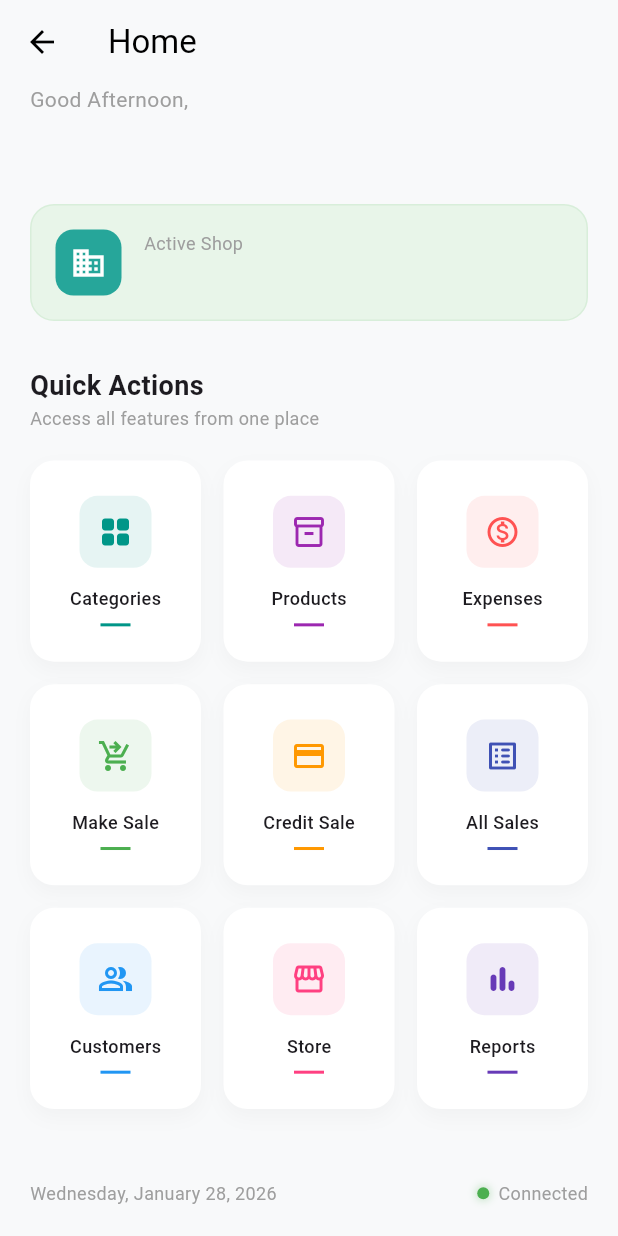
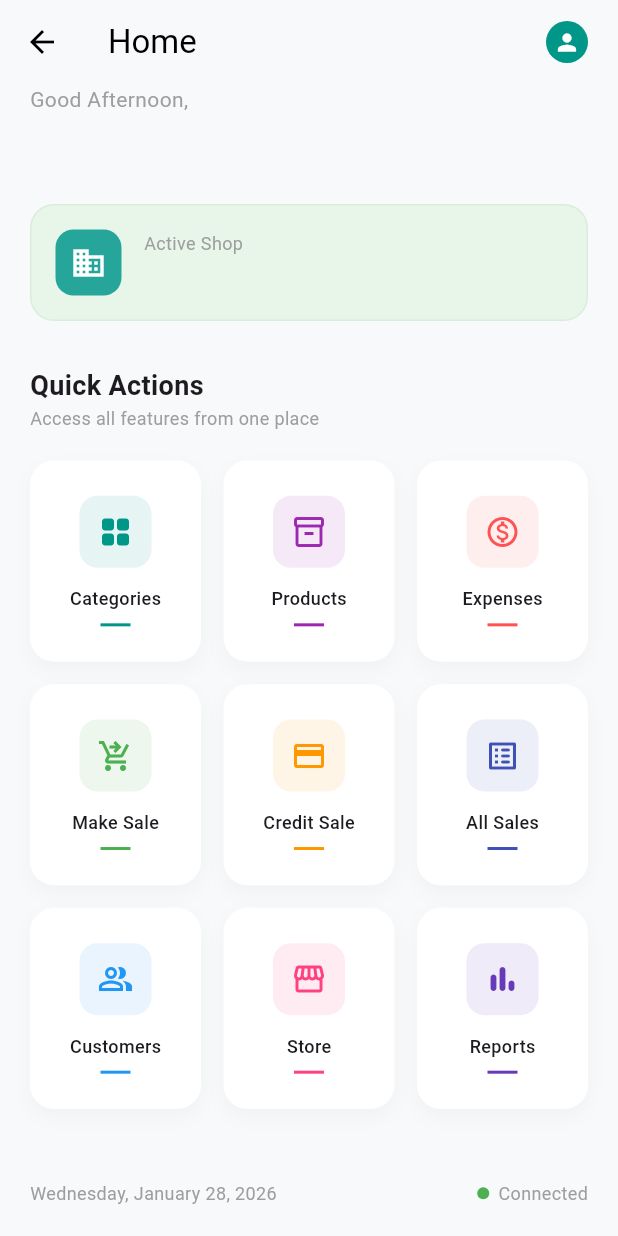
Before and after one commit to M-oses340/flutter_bloc_1, a Flutter app: the ShopDashboardScreen screen opened directly with empty values, on a phone screen of 412 x 824 dp. Run offline on Flutter 3.47's test engine with Material 3 defaults, Android fonts, the phone set to English and light mode, and no system bars; our stand-ins replace connectivity_plus, equatable, flutter_bloc, flutter_dotenv, flutter_secure_storage, shared_preferences; accounts and stored records are empty; network calls fail.

Commit message:
categories

```diff
--- a/lib/core/constants/api_constants.dart
+++ b/lib/core/constants/api_constants.dart
@@ -1,8 +1,7 @@
 import 'package:flutter_dotenv/flutter_dotenv.dart';
 
 class ApiConstants {
-  static String get baseUrl => dotenv.get('BASE_URL', fallback: 'http://localhost');
-  static String get loginEndpoint => "$baseUrl/auth/login/";
-  static String get shopsEndpoint => dotenv.get('SHOPS_URL', fallback: '');
+  static String baseUrl = "http://13.51.196.227";
+
   static String get apiKey => dotenv.get('API_KEY', fallback: '');
 }
--- /dev/null
+++ b/lib/features/categories/bloc/category_event.dart
@@ -0,0 +1,6 @@
+abstract class CategoryEvent {}
+
+class GetCategories extends CategoryEvent {
+  final int shopId;
+  GetCategories(this.shopId);
+}
--- a/lib/features/shops/presentation/screens/shop_dashboard_screen.dart
+++ b/lib/features/shops/presentation/screens/shop_dashboard_screen.dart
@@ -1,12 +1,11 @@
 import 'package:flutter/material.dart';
 import '../../../../core/utils/date_fomatter.dart';
 import '../../../../core/services/connectivity_service.dart';
+import '../../../categories/presentation/screens/categories_screen.dart';
 import '../../data/models/shop_model.dart';
 
 class ShopDashboardScreen extends StatelessWidget {
   final Shop shop;
-
-  // Initialize the service
   final ConnectivityService _connectivityService = ConnectivityService();
 
   ShopDashboardScreen({super.key, required this.shop});
@@ -20,6 +19,17 @@ class ShopDashboardScreen extends StatelessWidget {
         elevation: 0,
         iconTheme: const IconThemeData(color: Colors.black),
         title: const Text("Home", style: TextStyle(color: Colors.black)),
+        actions: [
+          IconButton(
+            onPressed: () {},
+            icon: const CircleAvatar(
+              radius: 14,
+              backgroundColor: Colors.teal,
+              child: Icon(Icons.person, size: 18, color: Colors.white),
+            ),
+          ),
+          const SizedBox(width: 10),
+        ],
       ),
       body: CustomScrollView(
         slivers: [
@@ -38,7 +48,7 @@ class ShopDashboardScreen extends StatelessWidget {
                 const Text("Quick Actions", style: TextStyle(fontSize: 18, fontWeight: FontWeight.bold)),
                 const Text("Access all features from one place", style: TextStyle(color: Colors.grey, fontSize: 12)),
                 const SizedBox(height: 20),
-                _buildGridActions(),
+                _buildGridActions(context),
               ]),
             ),
           ),
@@ -59,9 +69,22 @@ class ShopDashboardScreen extends StatelessWidget {
     );
   }
 
-  Widget _buildGridActions() {
+  Widget _buildGridActions(BuildContext context) {
     final actions = [
-      _ActionItem(Icons.grid_view_rounded, "Categories", Colors.teal),
+      _ActionItem(
+        Icons.grid_view_rounded,
+        "Categories",
+        Colors.teal,
+        onTap: () {
+          // shop.id is already an int, so just pass it!
+          Navigator.push(
+            context,
+            MaterialPageRoute(
+              builder: (context) => CategoriesScreen(shopId: shop.id),
+            ),
+          );
+        },
+      ),
       _ActionItem(Icons.inventory_2_outlined, "Products", Colors.purple),
       _ActionItem(Icons.monetization_on_outlined, "Expenses", Colors.redAccent),
       _ActionItem(Icons.shopping_cart_checkout, "Make Sale", Colors.green),
@@ -84,7 +107,11 @@ class ShopDashboardScreen extends StatelessWidget {
       itemCount: actions.length,
       itemBuilder: (context, index) {
         final item = actions[index];
-        return _buildActionCard(item.icon, item.title, item.color);
+        return InkWell(
+          onTap: item.onTap,
+          borderRadius: BorderRadius.circular(16),
+          child: _buildActionCard(item.icon, item.title, item.color),
+        );
       },
     );
   }
@@ -175,37 +202,20 @@ class ShopDashboardScreen extends StatelessWidget {
       mainAxisAlignment: MainAxisAlignment.spaceBetween,
       children: [
         Text(date, style: const TextStyle(color: Colors.grey, fontSize: 12)),
-
-        // REAULT-TIME CONNECTION STATUS
         StreamBuilder<NetworkStatus>(
           stream: _connectivityService.connectivityStream,
           initialData: NetworkStatus.online,
           builder: (context, snapshot) {
             final isOnline = snapshot.data == NetworkStatus.online;
             final statusColor = isOnline ? Colors.green : Colors.red;
-
             return Row(
               children: [
                 Container(
-                  width: 8,
-                  height: 8,
-                  decoration: BoxDecoration(
-                    color: statusColor,
-                    shape: BoxShape.circle,
-                    boxShadow: [
-                      BoxShadow(
-                        color: statusColor.withValues(alpha: 0.3),
-                        blurRadius: 4,
-                        spreadRadius: 1,
-                      )
-                    ],
-                  ),
+                  width: 8, height: 8,
+                  decoration: BoxDecoration(color: statusColor, shape: BoxShape.circle),
                 ),
                 const SizedBox(width: 6),
-                Text(
-                  isOnline ? "Connected" : "No Internet",
-                  style: const TextStyle(color: Colors.grey, fontSize: 12),
-                ),
+                Text(isOnline ? "Connected" : "No Internet", style: const TextStyle(color: Colors.grey, fontSize: 12)),
               ],
             );
           },
@@ -219,5 +229,6 @@ class _ActionItem {
   final IconData icon;
   final String title;
   final Color color;
-  _ActionItem(this.icon, this.title, this.color);
+  final VoidCallback? onTap;
+  _ActionItem(this.icon, this.title, this.color, {this.onTap});
 }
--- a/lib/features/shops/presentation/widgets/shop_card.dart
+++ b/lib/features/shops/presentation/widgets/shop_card.dart
@@ -1,4 +1,5 @@
 import 'package:flutter/material.dart';
+import 'package:shared_preferences/shared_preferences.dart';
 import '../../data/models/shop_model.dart';
 import '../screens/shop_dashboard_screen.dart';
 import '../screens/shop_detail_screen.dart'; // Import your detail screen
@@ -24,8 +25,10 @@ class ShopCard extends StatelessWidget {
           Icons.chevron_right,
           color: shop.isActive ? Colors.green : Colors.grey,
         ),
-        onTap: () {
+        onTap: () async {
           // Navigate to Detail Screen and pass the shop object
+          SharedPreferences prefs = await SharedPreferences.getInstance();
+          prefs.setInt("shopId", shop.id);
           Navigator.push(
             context,
             MaterialPageRoute(
--- a/pubspec.yaml
+++ b/pubspec.yaml
@@ -41,6 +41,7 @@ dependencies:
   flutter_dotenv: ^6.0.0
   intl: ^0.20.2
   connectivity_plus: ^7.0.0
+  shared_preferences:
 
 dev_dependencies:
   flutter_test:
```
Also changed, not shown: lib/features/auth/repositories/auth_repository.dart (+6 -1 lines), lib/features/categories/bloc/category_bloc.dart (added, +22 -0 lines), lib/features/categories/bloc/category_state.dart (added, +12 -0 lines), lib/features/categories/data/models/category_model.dart (added, +35 -0 lines), lib/features/categories/data/repositories/category_repository.dart (added, +46 -0 lines), lib/features/categories/presentation/screens/categories_screen.dart (added, +117 -0 lines), lib/features/shops/data/repositories/shop_repository.dart (+22 -29 lines), pubspec.lock, 1 other file.
